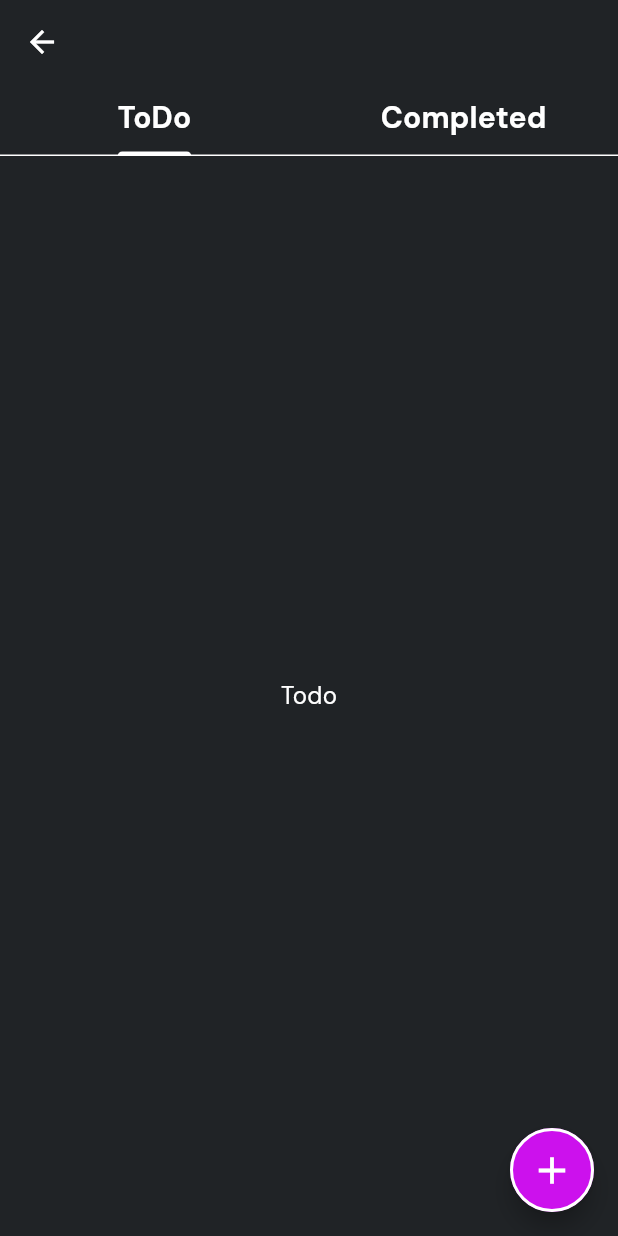
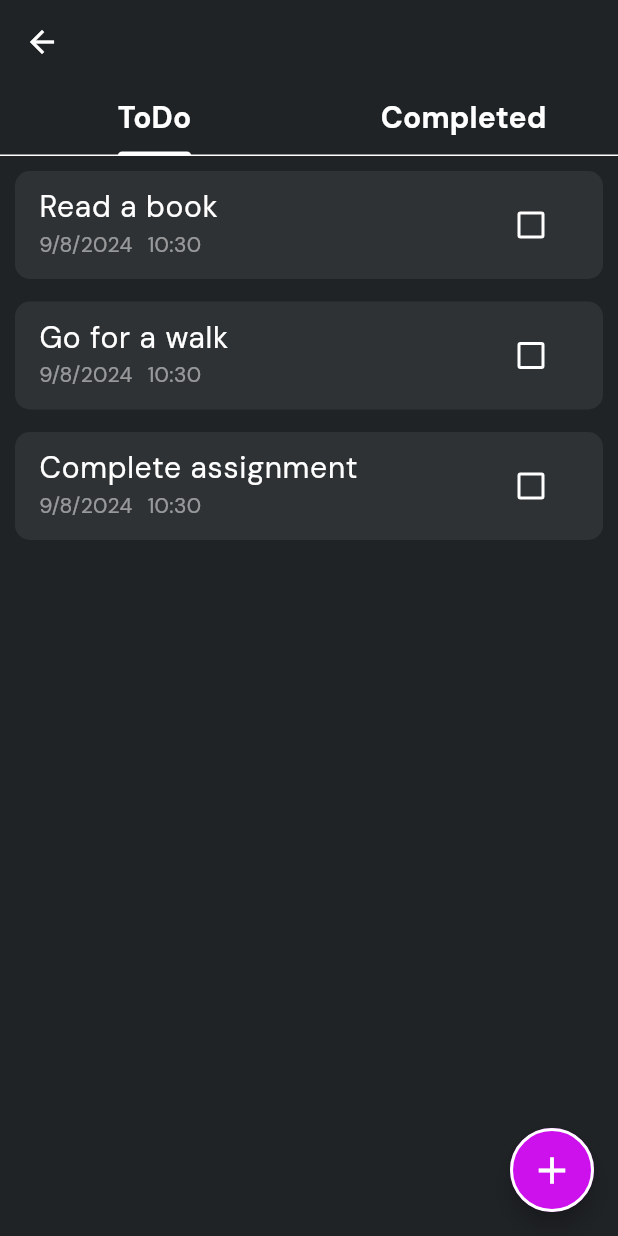
Before and after one commit to PathumDilhara/Note-Sphere-Mobile-App, a Flutter app: the screen it shows after launch, after a tap on "To-Do List", on a phone screen of 412 x 824 dp. Run offline on Flutter 3.47's test engine with Material 3 defaults, Android fonts, the light colour scheme and no system bars; our stand-ins replace go_router, google_fonts, hive, hive_flutter; accounts and stored records are empty.

Commit message:
Create initial todos

```diff
--- a/lib/pages/todo_page.dart
+++ b/lib/pages/todo_page.dart
@@ -1,3 +1,5 @@
+import 'package:f24_notes_sphere/models/todo_model.dart';
+import 'package:f24_notes_sphere/services/todo_services.dart';
 import 'package:f24_notes_sphere/utils/colors.dart';
 import 'package:f24_notes_sphere/widgets/completed_tab.dart';
 import 'package:f24_notes_sphere/widgets/todo_tab.dart';
@@ -18,11 +20,47 @@ class _TodoPageState extends State<TodoPage>
   // tab bar controller for store the which tab i in (knowledge)
   late TabController _tabController;
 
+  // variables/states for store todos lists
+  late List<TodoModel> allTodos = [];
+  late List<TodoModel> incompletedTodos = [];
+  late List<TodoModel> completedTodos = [];
+
+  //o Obj for user services class
+  TodoServices todoServices = TodoServices();
+
   @override
   void initState() {
     super.initState();
     _tabController =
         TabController(length: 2, vsync: this); // length = no of tabs
+    _checkIfUserIsNew();
+  }
+
+  // Check is user new or not
+  void _checkIfUserIsNew() async {
+    final bool isNewUser =
+        await todoServices.isNewUser(); // Check in user services
+    // print(isNewUser);
+
+    if (isNewUser) {
+      await todoServices.createInitialTodos();
+    }
+    await _loadTodos();
+  }
+
+  // Load the todos
+  Future<void> _loadTodos() async {
+    final List<TodoModel> loadedTodos = await todoServices.loadTodos();
+    setState(() {
+      allTodos = loadedTodos;
+      // incompleted todos
+      incompletedTodos = allTodos
+          .where((todo) => !todo.isDone)
+          .toList(); // work as a loop 'todo' is a variable like 'i, j'
+
+      // Completed todos
+      completedTodos = allTodos.where((todo) => todo.isDone).toList();
+    });
   }
 
   @override
@@ -65,10 +103,14 @@ class _TodoPageState extends State<TodoPage>
       ),
       body: TabBarView(
         controller: _tabController, // For identifying tab switching
-        children: const [
+        children: [
           // show in order
-          TodoTab(),
-          CompletedTab()
+          TodoTab(
+            inCompletedTodos: incompletedTodos,
+          ),
+          CompletedTab(
+            completedTodos: completedTodos,
+          )
         ],
       ),
     );
--- /dev/null
+++ b/lib/services/todo_services.dart
@@ -0,0 +1,52 @@
+import 'package:f24_notes_sphere/models/todo_model.dart';
+import 'package:hive/hive.dart';
+
+class TodoServices {
+  // all todos, pre defined todos
+  List<TodoModel> todos = [
+    TodoModel(
+      title: "Read a book",
+      date: DateTime.now(),
+      time: DateTime.now(),
+      isDone: false,
+    ),
+    TodoModel(
+      title: "Go for a walk",
+      date: DateTime.now(),
+      time: DateTime.now(),
+      isDone: false,
+    ),
+    TodoModel(
+      title: "Complete assignment",
+      date: DateTime.now(),
+      time: DateTime.now(),
+      isDone: false,
+    ),
+  ];
+
+  // create data base reference for todos
+  final _myTodoBox = Hive.box("todos");
+
+  // Check whether the user is new user
+  Future<bool> isNewUser() async {
+    return _myTodoBox.isEmpty;
+  }
+
+  // Method to create to initial todos if the todoBox is empty
+  Future<void> createInitialTodos() async {
+    if (_myTodoBox.isEmpty) {
+      await _myTodoBox.put("todos", todos); // todo was created above as a list
+    }
+  }
+
+  // Method to load the todos
+  Future<List<TodoModel>> loadTodos() async {
+    final dynamic todos =
+        await _myTodoBox.get("todos"); // get data from hive box
+    if (todos != null && todos is List<dynamic>) {
+      return todos.cast<TodoModel>().toList();
+    }
+
+    return [];
+  }
+}
--- a/lib/widgets/completed_tab.dart
+++ b/lib/widgets/completed_tab.dart
@@ -1,8 +1,14 @@
 import 'package:f24_notes_sphere/utils/text_styles.dart';
 import 'package:flutter/material.dart';
 
+import '../models/todo_model.dart';
+
 class CompletedTab extends StatefulWidget {
-  const CompletedTab({super.key});
+  final List<TodoModel> completedTodos;
+  const CompletedTab({
+    super.key,
+    required this.completedTodos,
+  });
 
   @override
   State<CompletedTab> createState() => _CompletedTabState();
@@ -12,7 +18,10 @@ class _CompletedTabState extends State<CompletedTab> {
   @override
   Widget build(BuildContext context) {
     return Center(
-      child: Text("completed", style: AppTextStyles.appBody,),
+      child: Text(
+        "completed",
+        style: AppTextStyles.appBody,
+      ),
     );
   }
 }
--- /dev/null
+++ b/lib/widgets/todo_card.dart
@@ -0,0 +1,60 @@
+import 'package:f24_notes_sphere/utils/colors.dart';
+import 'package:f24_notes_sphere/utils/text_styles.dart';
+import 'package:flutter/material.dart';
+
+import '../models/todo_model.dart';
+
+class TodoCard extends StatefulWidget {
+  final TodoModel todoModel;
+  final bool isCompleted;
+  const TodoCard({
+    super.key,
+    required this.todoModel,
+    required this.isCompleted,
+  });
+
+  @override
+  State<TodoCard> createState() => _TodoCardState();
+}
+
+class _TodoCardState extends State<TodoCard> {
+  @override
+  Widget build(BuildContext context) {
+    return Container(
+      margin: const EdgeInsets.only(bottom: 15),
+      decoration: BoxDecoration(
+        color: AppColors.kCardColor,
+        borderRadius: BorderRadius.circular(10),
+      ),
+      child: ListTile(
+        title: Text(
+          widget.todoModel.title,
+          style: AppTextStyles.appDescriptionLargeStyle,
+        ),
+        subtitle: Row(
+          children: [
+            Text(
+              "${widget.todoModel.date.day}/${widget.todoModel.date.month}/${widget.todoModel.date.year}",
+              style: AppTextStyles.appDescriptionSmallStyle.copyWith(
+                color: AppColors.kWhiteColor.withOpacity(0.5),
+              ),
+            ),
+            const SizedBox(
+              width: 10,
+            ),
+            Text(
+              "${widget.todoModel.time.hour}:${widget.todoModel.time.minute}",
+              style: AppTextStyles.appDescriptionSmallStyle.copyWith(
+                color: AppColors.kWhiteColor.withOpacity(0.5),
+              ),
+            ),
+          ],
+        ),
+        trailing: Checkbox(
+          value: widget.isCompleted,
+          onChanged: (value) {},
+        ),
+      ),
+    );
+  }
+}
--- a/lib/widgets/todo_tab.dart
+++ b/lib/widgets/todo_tab.dart
@@ -1,8 +1,15 @@
 import 'package:f24_notes_sphere/utils/text_styles.dart';
+import 'package:f24_notes_sphere/widgets/todo_card.dart';
 import 'package:flutter/material.dart';
 
+import '../models/todo_model.dart';
+
 class TodoTab extends StatefulWidget {
-  const TodoTab({super.key});
+  final List<TodoModel> inCompletedTodos;
+  const TodoTab({
+    super.key,
+    required this.inCompletedTodos,
+  });
 
   @override
   State<TodoTab> createState() => _TodoTabState();
@@ -11,8 +18,28 @@ class TodoTab extends StatefulWidget {
 class _TodoTabState extends State<TodoTab> {
   @override
   Widget build(BuildContext context) {
-    return Center(
-      child: Text("Todo", style: AppTextStyles.appBody,),
+    return Padding(
+      padding: const EdgeInsets.symmetric(
+        horizontal: 10,
+      ),
+      child: Column(
+        children: [
+          const SizedBox(
+            height: 10,
+          ),
+          Expanded(
+              child: ListView.builder(
+            itemCount: widget.inCompletedTodos.length,
+            itemBuilder: (context, index) {
+              final TodoModel todo = widget.inCompletedTodos[index];
+              return TodoCard(
+                todoModel: todo,
+                isCompleted: false,
+              );
+            },
+          ))
+        ],
+      ),
     );
   }
 }
```
